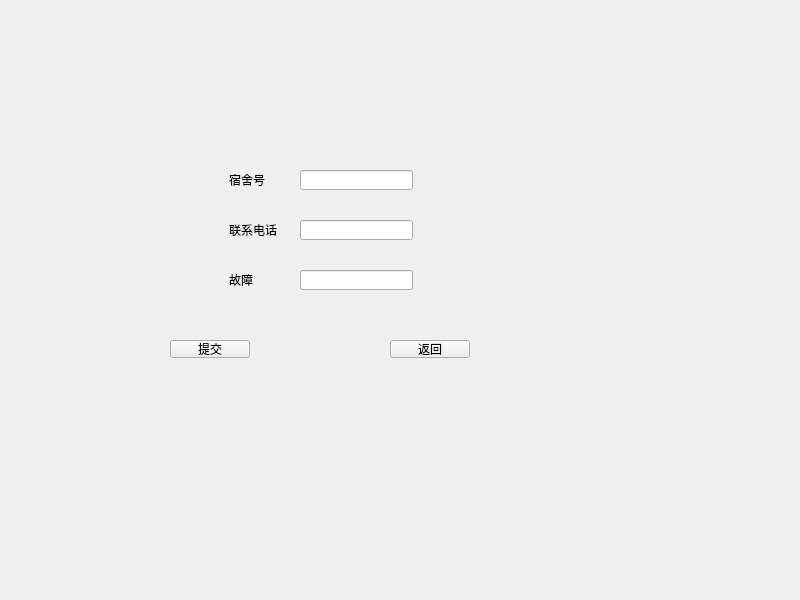
Before: the Qt Designer form StudentSide/repairsubmit.ui in yzyzhenlihai/CplusplusProject, drawn with Qt 5.
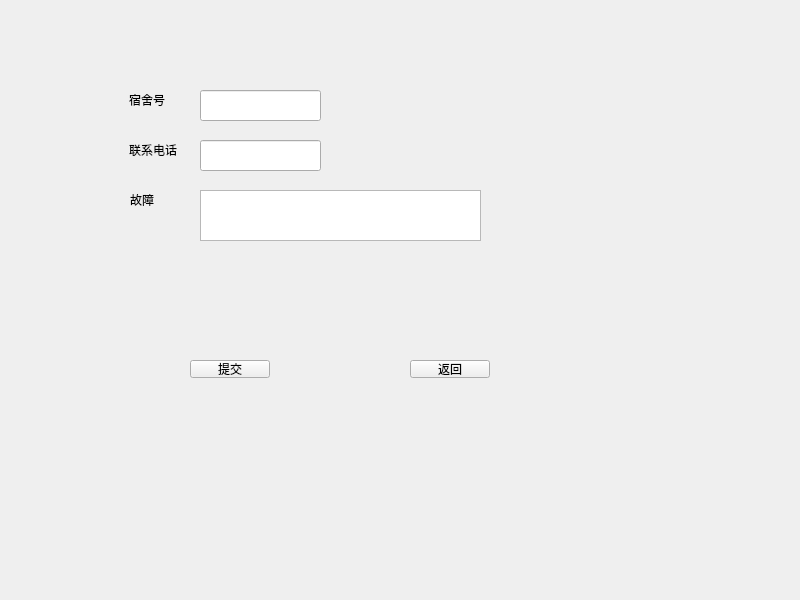
After: the same form once the commit is applied.

What changed in the file:
```diff
--- a/StudentSide/repairsubmit.ui
+++ b/StudentSide/repairsubmit.ui
@@ -16,8 +16,8 @@
   <widget class="QLabel" name="label">
    <property name="geometry">
     <rect>
-     <x>229</x>
-     <y>170</y>
+     <x>129</x>
+     <y>90</y>
      <width>71</width>
      <height>20</height>
     </rect>
@@ -29,8 +29,8 @@
   <widget class="QLabel" name="label_2">
    <property name="geometry">
     <rect>
-     <x>229</x>
-     <y>220</y>
+     <x>129</x>
+     <y>140</y>
      <width>71</width>
      <height>20</height>
     </rect>
@@ -42,8 +42,8 @@
   <widget class="QLabel" name="label_3">
    <property name="geometry">
     <rect>
-     <x>229</x>
-     <y>270</y>
+     <x>130</x>
+     <y>190</y>
      <width>71</width>
      <height>20</height>
     </rect>
@@ -55,38 +55,28 @@
   <widget class="QLineEdit" name="RepairNum">
    <property name="geometry">
     <rect>
-     <x>300</x>
-     <y>170</y>
-     <width>113</width>
-     <height>20</height>
+     <x>200</x>
+     <y>90</y>
+     <width>121</width>
+     <height>31</height>
     </rect>
    </property>
   </widget>
   <widget class="QLineEdit" name="Repairphone">
    <property name="geometry">
     <rect>
-     <x>300</x>
-     <y>220</y>
-     <width>113</width>
-     <height>20</height>
-    </rect>
-   </property>
-  </widget>
-  <widget class="QLineEdit" name="RepairFault">
-   <property name="geometry">
-    <rect>
-     <x>300</x>
-     <y>270</y>
-     <width>113</width>
-     <height>20</height>
+     <x>200</x>
+     <y>140</y>
+     <width>121</width>
+     <height>31</height>
     </rect>
    </property>
   </widget>
   <widget class="QPushButton" name="SubmitBtn">
    <property name="geometry">
     <rect>
-     <x>170</x>
-     <y>340</y>
+     <x>190</x>
+     <y>360</y>
      <width>80</width>
      <height>18</height>
     </rect>
@@ -98,8 +88,8 @@
   <widget class="QPushButton" name="WindowBtn">
    <property name="geometry">
     <rect>
-     <x>390</x>
-     <y>340</y>
+     <x>410</x>
+     <y>360</y>
      <width>80</width>
      <height>18</height>
     </rect>
@@ -108,6 +98,16 @@
     <string>返回</string>
    </property>
   </widget>
+  <widget class="QTextEdit" name="RepairFault">
+   <property name="geometry">
+    <rect>
+     <x>200</x>
+     <y>190</y>
+     <width>281</width>
+     <height>51</height>
+    </rect>
+   </property>
+  </widget>
  </widget>
  <resources/>
  <connections/>
```
